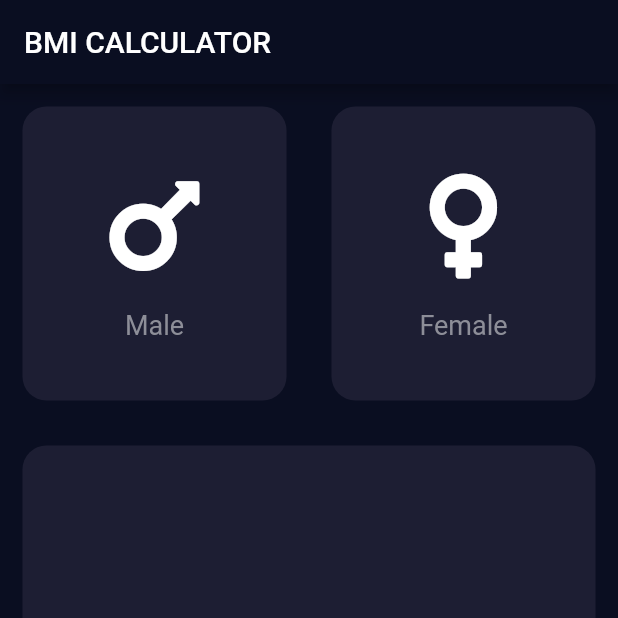
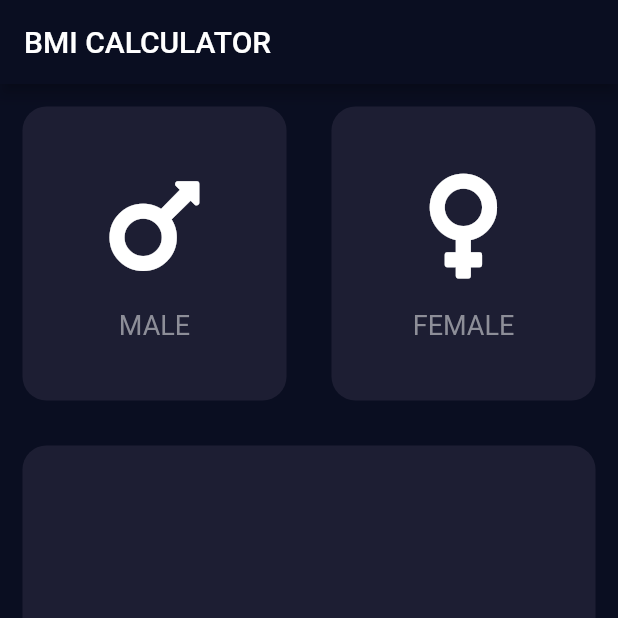
Before and after one commit to robence/flutter_bmi_calculator, a Flutter app: the screen it shows after launch, on a phone screen of 412 x 824 dp, the top half of it. Run offline on Flutter 3.47's test engine with Material 2 defaults, Android fonts, the phone set to English and light mode, and no system bars; our stand-ins replace font_awesome_flutter.

Commit message:
improve code

```diff
--- a/lib/icon_text.dart
+++ b/lib/icon_content.dart
@@ -21,7 +21,7 @@ class IconContent extends StatelessWidget {
           ),
           const SizedBox(height: 16.0),
           Text(
-            title,
+            title.toUpperCase(),
             style: const TextStyle(color: CustomColors.font, fontSize: 18.0),
           ),
         ],
--- a/lib/input_page.dart
+++ b/lib/input_page.dart
@@ -1,5 +1,5 @@
 import 'package:flutter/material.dart';
-import 'package:flutter_bmi_calculator/icon_text.dart';
+import 'package:flutter_bmi_calculator/icon_content.dart';
 import 'package:flutter_bmi_calculator/main.dart';
 import 'package:flutter_bmi_calculator/reusable_card.dart';
 import 'package:font_awesome_flutter/font_awesome_flutter.dart';
```
